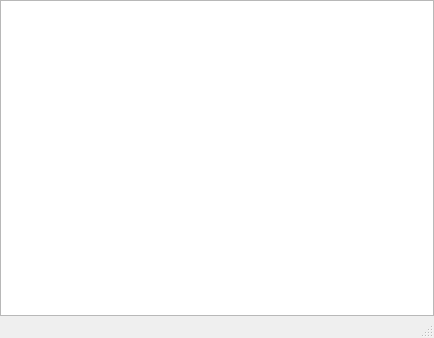
Above: src/gui/holderGUI/holderGUI.ui from NeutrinoToolkit/Neutrino before the change. Below: the same form after it.
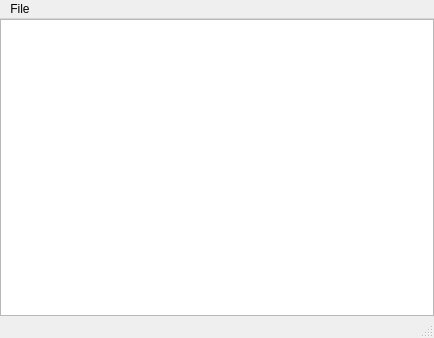
That is the form after the change.

Diff of the .ui file:
```diff
--- a/src/gui/holderGUI/holderGUI.ui
+++ b/src/gui/holderGUI/holderGUI.ui
@@ -48,6 +48,28 @@
     </font>
    </property>
   </widget>
+  <widget class="QMenuBar" name="menuBar">
+   <property name="geometry">
+    <rect>
+     <x>0</x>
+     <y>0</y>
+     <width>434</width>
+     <height>22</height>
+    </rect>
+   </property>
+   <widget class="QMenu" name="menuFile">
+    <property name="title">
+     <string>File</string>
+    </property>
+    <addaction name="actionOpen"/>
+   </widget>
+   <addaction name="menuFile"/>
+  </widget>
+  <action name="actionOpen">
+   <property name="text">
+    <string>Open</string>
+   </property>
+  </action>
  </widget>
  <resources/>
  <connections/>
```
Left out of the diff: 4 changed lines with no effect on the pictures.
